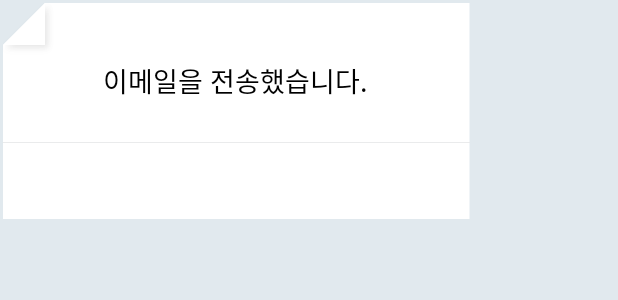
After one commit to SignalHouse/Android-dear, an Android app: the layout dialog_dear.xml on its own in the app's theme, with its tools: preview values and no code run, on a phone screen of 412 x 824 dp. The commit adds this screen. Shown: the top 300 px of the screen. Run offline under Robolectric (Android 15) with nearby library versions, the phone set to English and light mode, and no system bars.

Commit message:
custom dialog added w/ deletion

```diff
--- a/app/src/main/java/nexters/com/dear/activity/MessageBoxActivity.java
+++ b/app/src/main/java/nexters/com/dear/activity/MessageBoxActivity.java
@@ -35,7 +35,7 @@ public class MessageBoxActivity extends AppCompatActivity {
         Date curDate = Calendar.getInstance().getTime();
         //dummy data
         for (int i = 0; i < 100; i++){
-            LetterItem letter = new LetterItem("Title" + i, "Someone" + i, curDate);
+            LetterItem letter = new LetterItem("Title" + i, "Someone" + i, curDate, i );
             letter.setDate(Calendar.getInstance().getTime());
             letterItems.add(letter);
         }
--- a/app/src/main/java/nexters/com/dear/activity/WriteActivity.java
+++ b/app/src/main/java/nexters/com/dear/activity/WriteActivity.java
@@ -61,7 +61,7 @@ public class WriteActivity extends AppCompatActivity {
         Date curDate = Calendar.getInstance().getTime();
         letterItems = new ArrayList<>();
         for (int i = 0; i < 100; i++){
-            LetterItem letterItem = new LetterItem("Title" + i, "Someone" + i, curDate);
+            LetterItem letterItem = new LetterItem("Title" + i, "Someone" + i, curDate, i);
             letterItems.add(letterItem);
         }
         waitAdapter = new WaitingLetterAdapter(letterItems);
--- /dev/null
+++ b/app/src/main/java/nexters/com/dear/util/DearDialogListener.java
@@ -0,0 +1,6 @@
+package nexters.com.dear.util;
+
+public interface DearDialogListener {
+    public void OKListener();
+    public void CancelListener();
+}
--- /dev/null
+++ b/app/src/main/res/layout/dialog_dear.xml
@@ -0,0 +1,89 @@
+<?xml version="1.0" encoding="utf-8"?>
+<android.support.constraint.ConstraintLayout
+    xmlns:android="http://schemas.android.com/apk/res/android"
+    xmlns:app="http://schemas.android.com/apk/res-auto"
+    android:layout_width="wrap_content"
+    android:layout_height="wrap_content"
+    android:background="@android:color/transparent"
+    >
+    <ImageView
+        android:id="@+id/dialog_bg"
+        android:layout_width="wrap_content"
+        android:layout_height="wrap_content"
+        android:src="@drawable/img_dialog_bg"
+        />
+
+    <TextView
+        android:id="@+id/dialog_txt"
+        android:layout_width="wrap_content"
+        android:layout_height="wrap_content"
+        android:layout_marginBottom="8dp"
+        android:layout_marginEnd="8dp"
+        android:layout_marginStart="8dp"
+        android:layout_marginTop="40dp"
+        android:text="이메일을 전송했습니다."
+        android:textColor="#000000"
+        android:textSize="@dimen/default_dscrp_size"
+        app:layout_constraintBottom_toTopOf="@id/dialog_layout_single_button"
+        app:layout_constraintEnd_toEndOf="parent"
+        app:layout_constraintStart_toStartOf="parent"
+        app:layout_constraintTop_toTopOf="parent"
+        app:layout_constraintVertical_bias="0"
+        />
+
+    <LinearLayout
+        android:id="@+id/dialog_layout_single_button"
+        android:layout_width="0dp"
+        android:layout_height="50dp"
+        android:layout_marginEnd="8dp"
+        android:layout_marginStart="8dp"
+        android:orientation="horizontal"
+        android:visibility="invisible"
+        app:layout_constraintBottom_toBottomOf="@+id/dialog_bg"
+        app:layout_constraintEnd_toEndOf="parent"
+        app:layout_constraintStart_toStartOf="parent">
+        <Button
+            android:id="@+id/dialog_btn_single_ok"
+            android:layout_width="match_parent"
+            android:layout_height="wrap_content"
+            android:text="OK"
+            android:background="@android:color/transparent"
+            android:textColor="#000000"
+            android:textSize="@dimen/med_dscrp_size"
+            />
+    </LinearLayout>
+
+    <LinearLayout
+        android:id="@+id/dialog_layout_two_buttons"
+        android:layout_width="0dp"
+        android:layout_height="50dp"
+        android:layout_marginEnd="8dp"
+        android:layout_marginStart="8dp"
+        android:orientation="horizontal"
+        android:weightSum="2"
+        android:visibility="invisible"
+        app:layout_constraintBottom_toBottomOf="@+id/dialog_bg"
+        app:layout_constraintEnd_toEndOf="parent"
+        app:layout_constraintStart_toStartOf="parent">
+        <Button
+            android:id="@+id/dialog_btn_double_cancel"
+            android:layout_width="wrap_content"
+            android:layout_height="wrap_content"
+            android:text="Cancel"
+            android:background="@android:color/transparent"
+            android:textColor="#000000"
+            android:textSize="@dimen/med_dscrp_size"
+            android:layout_weight="1"
+            />
+        <Button
+            android:id="@+id/dialog_btn_double_ok"
+            android:layout_width="wrap_content"
+            android:layout_height="wrap_content"
+            android:text="OK"
+            android:background="@android:color/transparent"
+            android:textColor="#000000"
+            android:textSize="@dimen/med_dscrp_size"
+            android:layout_weight="1"
+            />
+    </LinearLayout>
+</android.support.constraint.ConstraintLayout>
--- a/app/src/main/res/values/dimens.xml
+++ b/app/src/main/res/values/dimens.xml
@@ -7,6 +7,7 @@
     <dimen name="toolbar_height">60dp</dimen>
     <dimen name="default_dscrp_size">18dp</dimen>
     <dimen name="drawable_padding">15dp</dimen>
+    <dimen name="large_dscrp_size">20dp</dimen>
     <dimen name="default_hint_size">16dp</dimen>
     <dimen name="small_dscrp_size">14dp</dimen>
     <dimen name="med_dscrp_size">16dp</dimen>
```
Also changed, not shown: app/src/main/java/nexters/com/dear/activity/MainActivity.java (+43 -6 lines), app/src/main/java/nexters/com/dear/adapter/LetterViewAdapter.java (+12 -0 lines), app/src/main/java/nexters/com/dear/model/LetterItem.java (+15 -5 lines), app/src/main/java/nexters/com/dear/util/DearDialog.java (added, +81 -0 lines), app/src/main/res/drawable-hdpi/img_dialog_bg.png (added), app/src/main/res/drawable-mdpi/img_dialog_bg.png (added), app/src/main/res/drawable-xhdpi/img_dialog_bg.png (added), app/src/main/res/drawable-xxhdpi/img_dialog_bg.png (added), app/src/main/res/drawable-xxxhdpi/img_dialog_bg.png (added).
